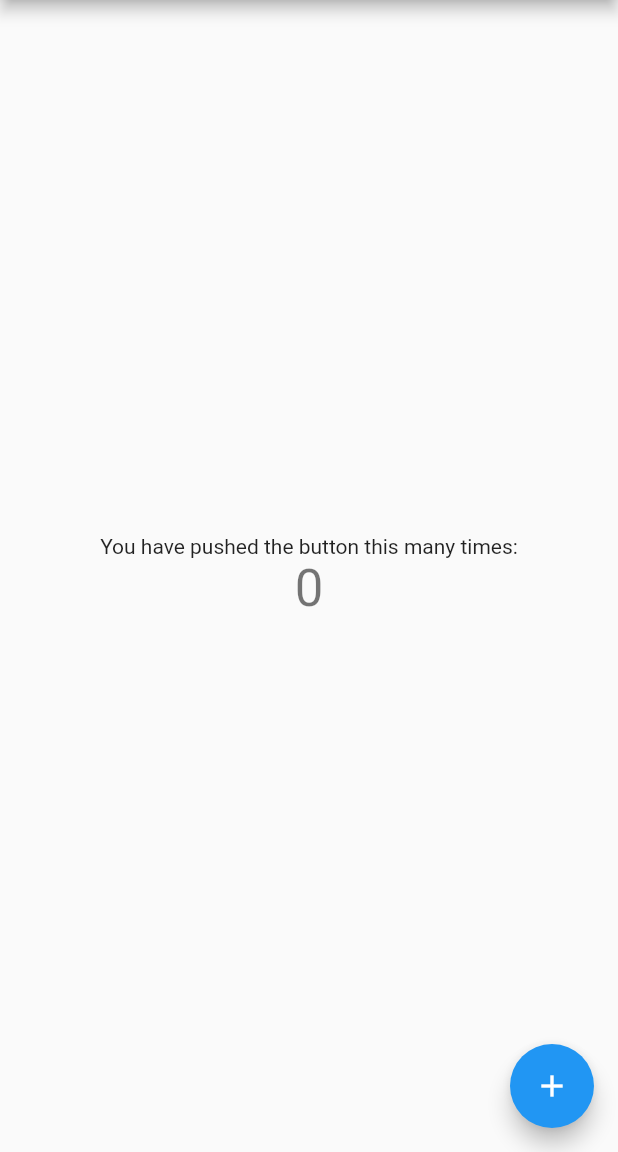
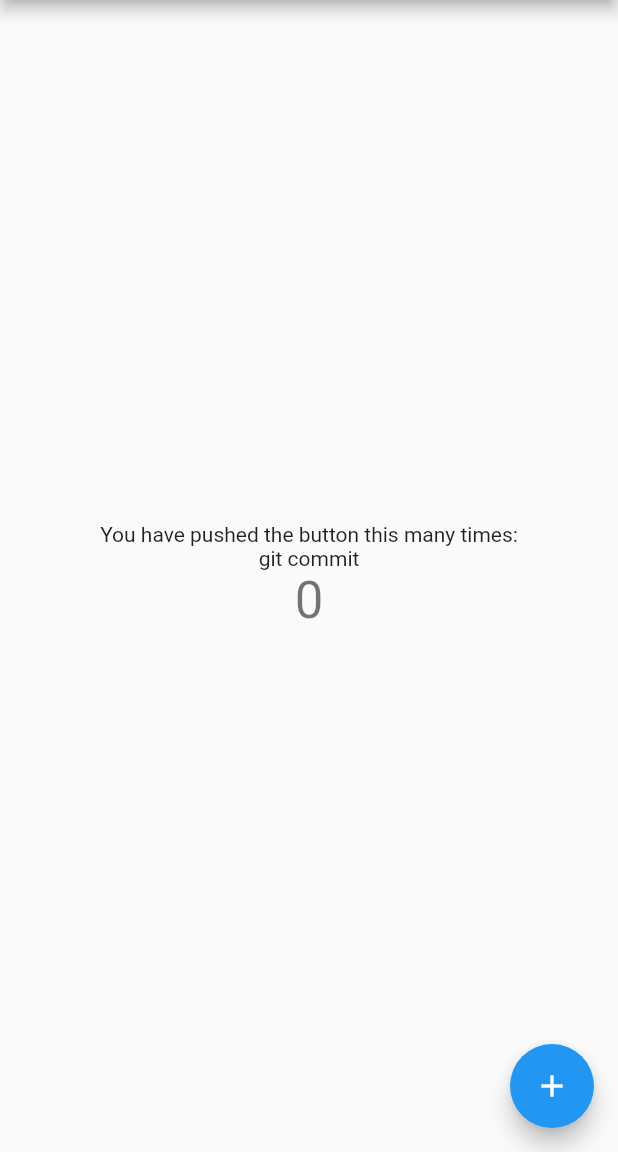
Before and after one commit to ryuto0712/git_tutorial, a Flutter app: the screen it shows after launch, on a phone screen of 412 x 824 dp, the part 84-1236 px from its top. Run offline on Flutter 3.47's test engine with Material 2 defaults, Android fonts, the phone set to English and light mode, and no system bars.

```diff
--- a/lib/main.dart
+++ b/lib/main.dart
@@ -97,6 +97,10 @@ class _MyHomePageState extends State<MyHomePage> {
               'You have pushed the button this many times:',
             ),
             Text(
+              'git commit',
+            ),
+
+            Text(
               '$_counter',
               style: Theme.of(context).textTheme.headline4,
             ),
```
